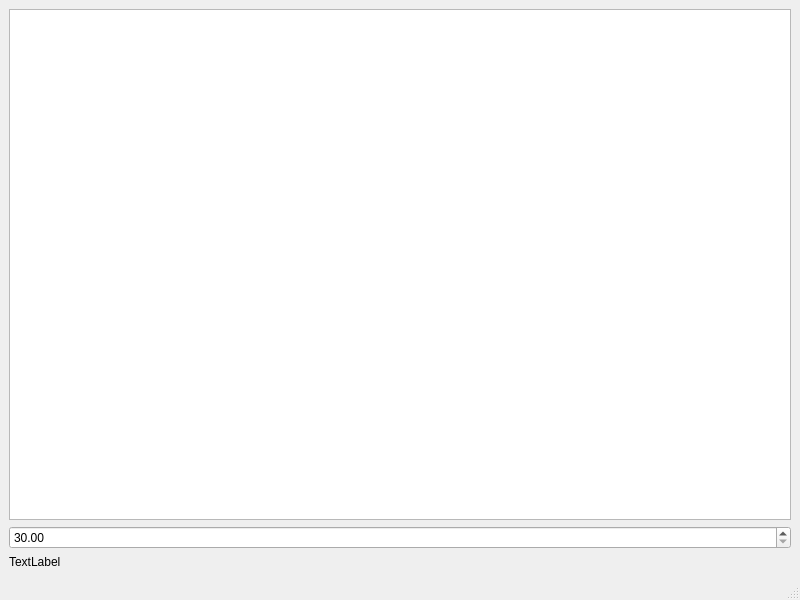
Old version of the form mainwindow.ui in the repository thestr4ng3r/psvr.
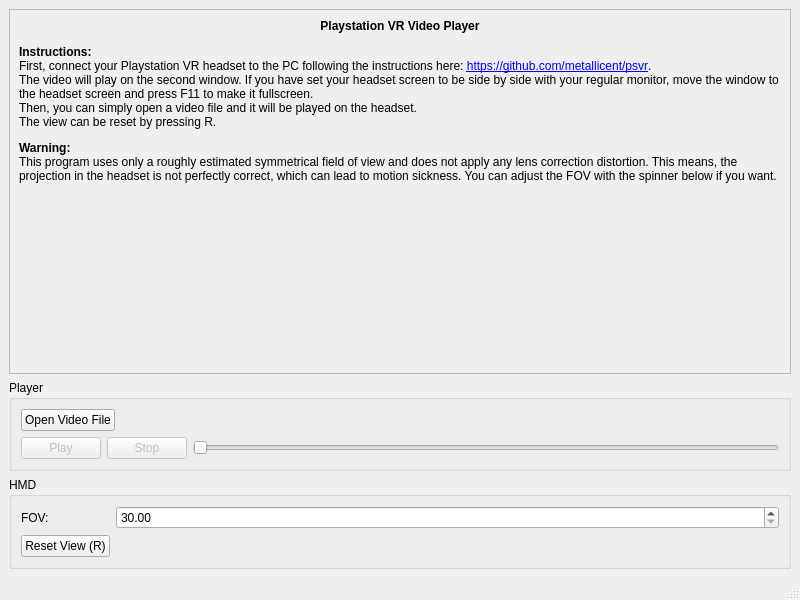
New version of the form.

Commit message: MainWindow Controls

Diff of the .ui file:
```diff
--- a/mainwindow.ui
+++ b/mainwindow.ui
@@ -16,26 +16,179 @@
   <widget class="QWidget" name="centralwidget">
    <layout class="QVBoxLayout" name="verticalLayout">
     <item>
-     <widget class="QTableWidget" name="TestTableWidget"/>
+     <widget class="QScrollArea" name="scrollArea">
+      <property name="widgetResizable">
+       <bool>true</bool>
+      </property>
+      <widget class="QWidget" name="scrollAreaWidgetContents">
+       <property name="geometry">
+        <rect>
+         <x>0</x>
+         <y>0</y>
+         <width>767</width>
+         <height>229</height>
+        </rect>
+       </property>
+       <layout class="QVBoxLayout" name="verticalLayout_4">
+        <item>
+         <widget class="QLabel" name="label">
+          <property name="sizePolicy">
+           <sizepolicy hsizetype="Preferred" vsizetype="Expanding">
+            <horstretch>0</horstretch>
+            <verstretch>0</verstretch>
+           </sizepolicy>
+          </property>
+          <property name="frameShape">
+           <enum>QFrame::NoFrame</enum>
+          </property>
+          <property name="frameShadow">
+           <enum>QFrame::Plain</enum>
+          </property>
+          <property name="text">
+           <string>&lt;html&gt;&lt;head/&gt;&lt;body&gt;&lt;p align=&quot;center&quot;&gt;&lt;span style=&quot; font-weight:600;&quot;&gt;Playstation VR Video Player&lt;/span&gt;&lt;/p&gt;&lt;p&gt;&lt;span style=&quot; font-weight:600;&quot;&gt;Instructions:&lt;br/&gt;&lt;/span&gt;First, connect your Playstation VR headset to the PC following the instructions here: &lt;a href=&quot;https://github.com/metallicent/psvr&quot;&gt;&lt;span style=&quot; text-decoration: underline; color:#0000ff;&quot;&gt;https://github.com/metallicent/psvr&lt;/span&gt;&lt;/a&gt;.&lt;br/&gt;The video will play on the second window. If you have set your headset screen to be side by side with your regular monitor, move the window to the headset screen and press F11 to make it fullscreen.&lt;br/&gt;Then, you can simply open a video file and it will be played on the headset.&lt;br/&gt;The view can be reset by pressing R.&lt;/p&gt;&lt;p&gt;&lt;span style=&quot; font-weight:600;&quot;&gt;Warning:&lt;/span&gt;&lt;br/&gt;This program uses only a roughly estimated symmetrical field of view and does not apply any lens correction distortion. This means, the projection in the headset is not perfectly correct, which can lead to motion sickness. You can adjust the FOV with the spinner below if you want.&lt;/p&gt;&lt;/body&gt;&lt;/html&gt;</string>
+          </property>
+          <property name="alignment">
+           <set>Qt::AlignLeading|Qt::AlignLeft|Qt::AlignTop</set>
+          </property>
+          <property name="wordWrap">
+           <bool>true</bool>
+          </property>
+         </widget>
+        </item>
+       </layout>
+      </widget>
+     </widget>
     </item>
     <item>
-     <widget class="QDoubleSpinBox" name="FOVDoubleSpinBox">
-      <property name="minimum">
-       <double>30.000000000000000</double>
+     <widget class="QGroupBox" name="groupBox">
+      <property name="title">
+       <string>Player</string>
       </property>
-      <property name="maximum">
-       <double>180.000000000000000</double>
-      </property>
-      <property name="singleStep">
-       <double>0.500000000000000</double>
-      </property>
+      <layout class="QVBoxLayout" name="verticalLayout_3">
+       <item>
+        <layout class="QHBoxLayout" name="horizontalLayout_2">
+         <item>
+          <widget class="QPushButton" name="OpenButton">
+           <property name="text">
+            <string>Open Video File</string>
+           </property>
+          </widget>
+         </item>
+         <item>
+          <spacer name="horizontalSpacer">
+           <property name="orientation">
+            <enum>Qt::Horizontal</enum>
+           </property>
+           <property name="sizeHint" stdset="0">
+            <size>
+             <width>40</width>
+             <height>20</height>
+            </size>
+           </property>
+          </spacer>
+         </item>
+        </layout>
+       </item>
+       <item>
+        <widget class="QWidget" name="PlayerControlsWidget" native="true">
+         <property name="enabled">
+          <bool>false</bool>
+         </property>
+         <layout class="QHBoxLayout" name="horizontalLayout">
+          <property name="leftMargin">
+           <number>0</number>
+          </property>
+          <property name="topMargin">
+           <number>0</number>
+          </property>
+          <property name="rightMargin">
+           <number>0</number>
+          </property>
+          <property name="bottomMargin">
+           <number>0</number>
+          </property>
+          <item>
+           <widget class="QPushButton" name="PlayButton">
+            <property name="text">
+             <string>Play</string>
+            </property>
+           </widget>
+          </item>
+          <item>
+           <widget class="QPushButton" name="StopButton">
+            <property name="enabled">
+             <bool>false</bool>
+            </property>
+            <property name="sizePolicy">
+             <sizepolicy hsizetype="Minimum" vsizetype="Fixed">
+              <horstretch>0</horstretch>
+              <verstretch>0</verstretch>
+             </sizepolicy>
+            </property>
+            <property name="text">
+             <string>Stop</string>
+            </property>
+           </widget>
+          </item>
+          <item>
+           <widget class="QSlider" name="PlayerSlider">
+            <property name="maximum">
+             <number>999999999</number>
+            </property>
+            <property name="orientation">
+             <enum>Qt::Horizontal</enum>
+            </property>
+            <property name="tickPosition">
+             <enum>QSlider::NoTicks</enum>
+            </property>
+           </widget>
+          </item>
+         </layout>
+        </widget>
+       </item>
+      </layout>
      </widget>
     </item>
     <item>
-     <widget class="QLabel" name="DebugLabel">
-      <property name="text">
-       <string>TextLabel</string>
+     <widget class="QGroupBox" name="groupBox_2">
+      <property name="sizePolicy">
+       <sizepolicy hsizetype="Preferred" vsizetype="Preferred">
+        <horstretch>0</horstretch>
+        <verstretch>0</verstretch>
+       </sizepolicy>
       </property>
+      <property name="title">
+       <string>HMD</string>
+      </property>
+      <layout class="QFormLayout" name="formLayout">
+       <item row="1" column="1">
+        <widget class="QDoubleSpinBox" name="FOVDoubleSpinBox">
+         <property name="minimum">
+          <double>30.000000000000000</double>
+         </property>
+         <property name="maximum">
+          <double>180.000000000000000</double>
+         </property>
+         <property name="singleStep">
+          <double>0.500000000000000</double>
+         </property>
+        </widget>
+       </item>
+       <item row="1" column="0">
+        <widget class="QLabel" name="label_2">
+         <property name="text">
+          <string>FOV:</string>
+         </property>
+        </widget>
+       </item>
+       <item row="2" column="0">
+        <widget class="QPushButton" name="ResetViewButton">
+         <property name="text">
+          <string>Reset View (R)</string>
+         </property>
+        </widget>
+       </item>
+      </layout>
      </widget>
     </item>
    </layout>
```
Left out of the diff: 6 changed lines with no effect on the pictures. The commit also changes 16 other files.
